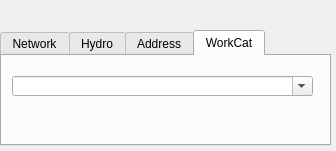
Above: search/ui/search_plus_dialog.ui from Giswater/giswater_qgis_plugin before the change. Below: the same form after it.
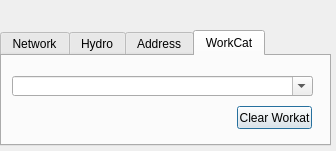
That is the form after the change.

Commit message: #484 Clear button (search workcat)

Patch:
```diff
--- a/search/ui/search_plus_dialog.ui
+++ b/search/ui/search_plus_dialog.ui
@@ -265,6 +265,19 @@
       <bool>true</bool>
      </property>
     </widget>
+    <widget class="QPushButton" name="btn_clear_workcat">
+     <property name="geometry">
+      <rect>
+       <x>235</x>
+       <y>50</y>
+       <width>75</width>
+       <height>23</height>
+      </rect>
+     </property>
+     <property name="text">
+      <string>Clear Workat</string>
+     </property>
+    </widget>
    </widget>
   </widget>
  </widget>
```
The commit also changes 2 other files.
